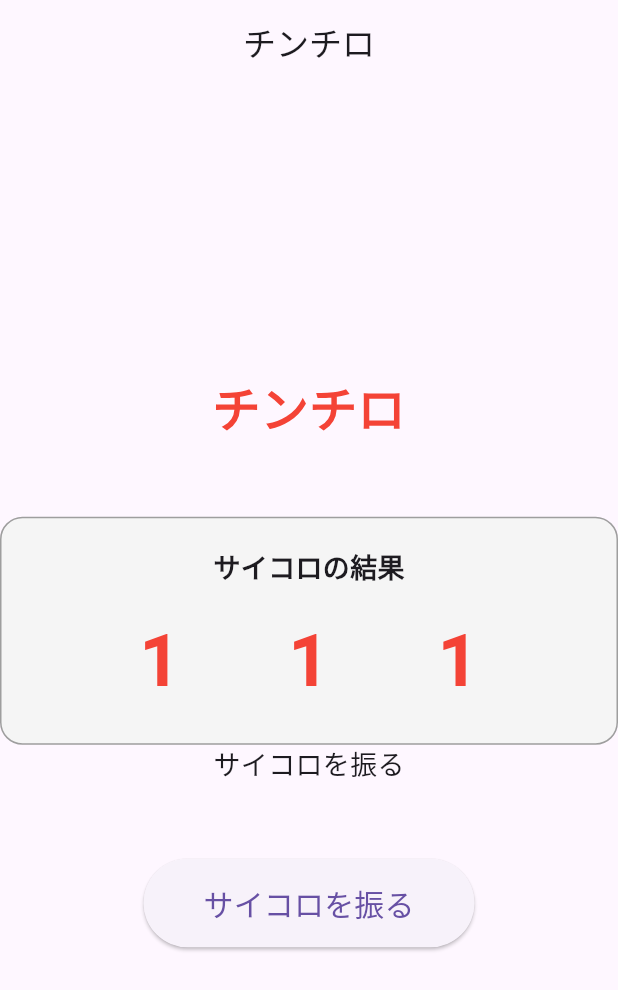
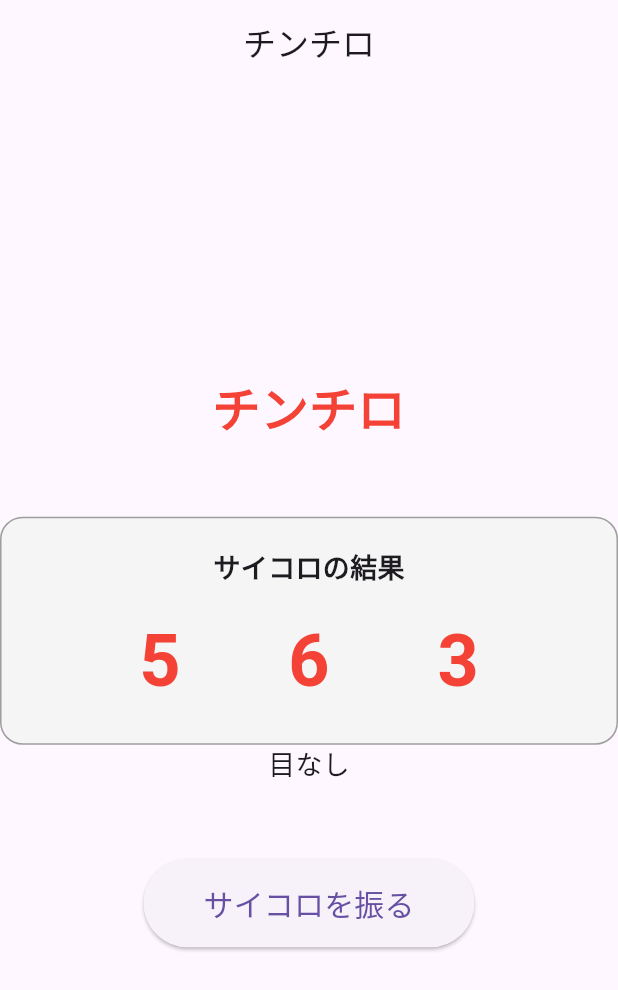
Before and after one commit to haldomae/ST42_kadai05, a Flutter app: the screen it shows after launch, after a tap on "サイコロを振る", on a phone screen of 412 x 824 dp. Shown: the top 990 px of the screen. Run offline on Flutter 3.47's test engine with Material 3 defaults, Android fonts, the phone set to English and light mode, and no system bars.

Commit message:
役判定の処理を追加

```diff
--- a/lib/main.dart
+++ b/lib/main.dart
@@ -1,4 +1,5 @@
 import 'package:flutter/material.dart';
+import 'dart:math'; // ランダム数値生成のために追加
 
 void main() {
   runApp(Chinchiro());
@@ -38,6 +39,59 @@
 
   // 結果メッセージを保存する変数
   String resultMessage = 'サイコロを振る';
+
+  // ランダムな数字生成
+  Random random = Random();
+
+  void rollDice(){
+    // 画面を自動更新
+    setState(() {
+      // 1〜6のランダムな数値を生成
+      dice1 = random.nextInt(6) + 1;  // nextInt(6)は0〜5を生成、+1で1〜6にする
+      dice2 = random.nextInt(6) + 1;
+      dice3 = random.nextInt(6) + 1;
+
+      // 役を判定して表示
+      resultMessage = checkChinchiroResult();
+    });
+  }
+
+  String checkChinchiroResult(){
+    // サイコロの値をリストにして並び替え
+    List<int> dices = [dice1, dice2, dice3];
+    dices.sort();  // 小さい順に並び替え
+
+    // ゾロ目の判定
+    if (dice1 == dice2 && dice2 == dice3) {
+      if (dice1 == 1) {
+        return "ピンゾロ(1のゾロ目)";
+      } else {
+        return "${dice1}のゾロ目";
+      }
+    }
+
+    // シゴロ（4・5・6）の判定
+    if (dices[0] == 4 && dices[1] == 5 && dices[2] == 6) {
+      return "シゴロ(4・5・6)";
+    }
+
+    // ヒフミ（1・2・3）の判定
+    if (dices[0] == 1 && dices[1] == 2 && dices[2] == 3) {
+      return "ヒフミ(1・2・3)";
+    }
+
+    // 目（同じ数字が2つある場合の残り1つ）の判定
+    if (dice1 == dice2) {
+      return "${dice3}の目";
+    } else if (dice1 == dice3) {
+      return "${dice2}の目";
+    } else if (dice2 == dice3) {
+      return "${dice1}の目";
+    }
+
+    // 上記のどれにも該当しない場合
+    return '目なし';
+  }
 
   @override
   Widget build(BuildContext context) {
@@ -143,7 +197,7 @@
             ElevatedButton(
               // ボタンが押されたときの処理
               onPressed: (){
-                print("ボタンが押された");
+                rollDice();
               },
               // ボタンに表示するテキスト
               child: Text(
```
